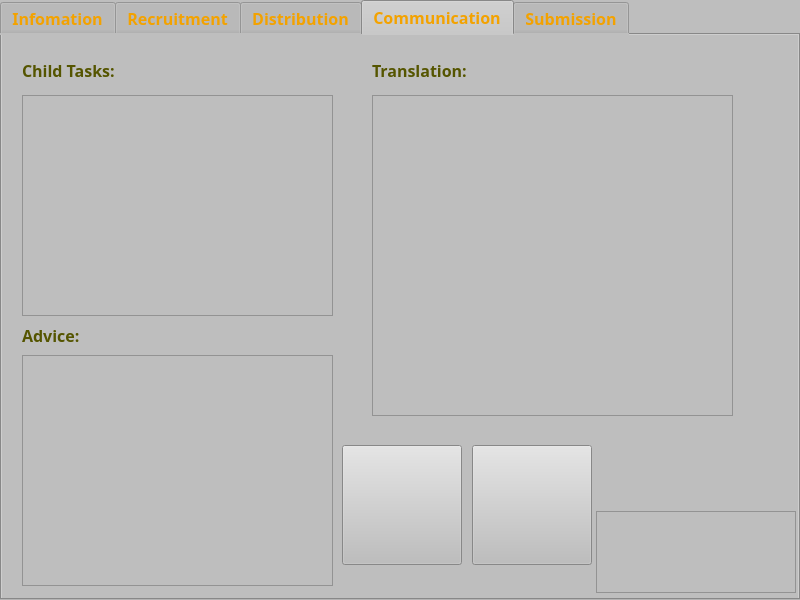
Phoveran/CrowdSourcing, file MyResTaskOper.ui: the form before one commit.
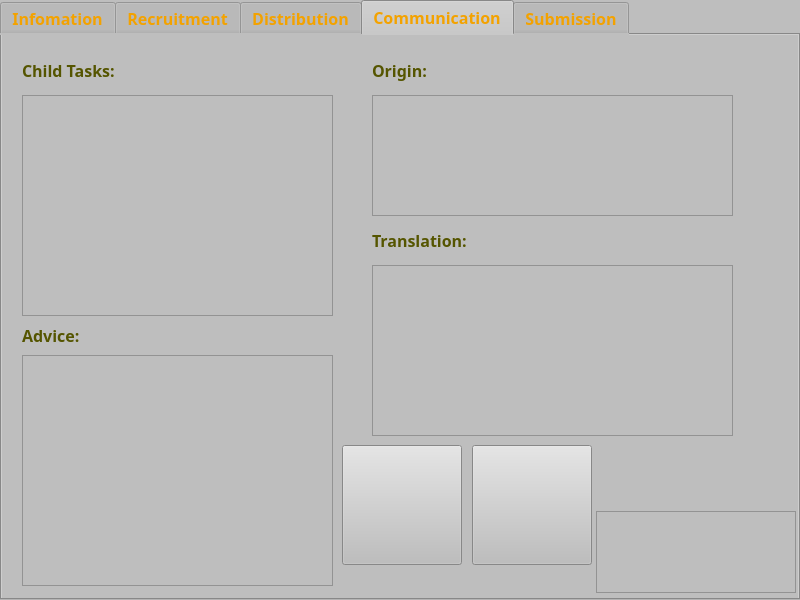
The form after the commit. The open tabs and pages were chosen to show the change. Icons and pictures are not drawn.

Diff of the .ui file:
```diff
--- a/MyResTaskOper.ui
+++ b/MyResTaskOper.ui
@@ -1041,9 +1041,9 @@
      <property name="geometry">
       <rect>
        <x>370</x>
-       <y>60</y>
+       <y>230</y>
        <width>361</width>
-       <height>321</height>
+       <height>171</height>
       </rect>
      </property>
      <property name="font">
@@ -1053,7 +1053,7 @@
       </font>
      </property>
      <property name="styleSheet">
-      <string notr="true"/>
+      <string notr="true">color: rgb(0, 0, 0);</string>
      </property>
      <property name="readOnly">
       <bool>true</bool>
@@ -1070,7 +1070,7 @@
      <property name="geometry">
       <rect>
        <x>370</x>
-       <y>20</y>
+       <y>190</y>
        <width>191</width>
        <height>31</height>
       </rect>
@@ -1154,6 +1154,59 @@
       <string/>
      </property>
     </widget>
+    <widget class="QTextBrowser" name="textBrowserChildOrigin">
+     <property name="geometry">
+      <rect>
+       <x>370</x>
+       <y>60</y>
+       <width>361</width>
+       <height>121</height>
+      </rect>
+     </property>
+     <property name="font">
+      <font>
+       <family>Century Gothic</family>
+       <pointsize>10</pointsize>
+      </font>
+     </property>
+     <property name="styleSheet">
+      <string notr="true">color: rgb(0, 0, 0);</string>
+     </property>
+     <property name="readOnly">
+      <bool>true</bool>
+     </property>
+     <property name="html">
+      <string>&lt;!DOCTYPE HTML PUBLIC &quot;-//W3C//DTD HTML 4.0//EN&quot; &quot;http://www.w3.org/TR/REC-html40/strict.dtd&quot;&gt;
+&lt;html&gt;&lt;head&gt;&lt;meta name=&quot;qrichtext&quot; content=&quot;1&quot; /&gt;&lt;style type=&quot;text/css&quot;&gt;
+p, li { white-space: pre-wrap; }
+&lt;/style&gt;&lt;/head&gt;&lt;body style=&quot; font-family:'Century Gothic'; font-size:10pt; font-weight:400; font-style:normal;&quot;&gt;
+&lt;p style=&quot;-qt-paragraph-type:empty; margin-top:0px; margin-bottom:0px; margin-left:0px; margin-right:0px; -qt-block-indent:0; text-indent:0px;&quot;&gt;&lt;br /&gt;&lt;/p&gt;&lt;/body&gt;&lt;/html&gt;</string>
+     </property>
+    </widget>
+    <widget class="QLabel" name="label_23">
+     <property name="geometry">
+      <rect>
+       <x>370</x>
+       <y>20</y>
+       <width>191</width>
+       <height>31</height>
+      </rect>
+     </property>
+     <property name="font">
+      <font>
+       <family>Century Gothic</family>
+       <pointsize>12</pointsize>
+       <weight>75</weight>
+       <bold>true</bold>
+      </font>
+     </property>
+     <property name="styleSheet">
+      <string notr="true">border-image:transparent;color: rgb(85, 85, 0);</string>
+     </property>
+     <property name="text">
+      <string>Origin:</string>
+     </property>
+    </widget>
    </widget>
    <widget class="QWidget" name="tab">
     <attribute name="title">
```
Left out of the diff: 45 changed lines with no effect on the pictures.
